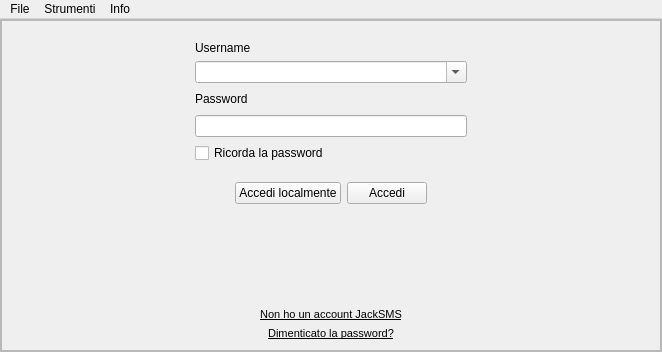
The window that mainjacksms.ui (freesmee/freesmee-desktop) describes before a commit, drawn with Qt 5.
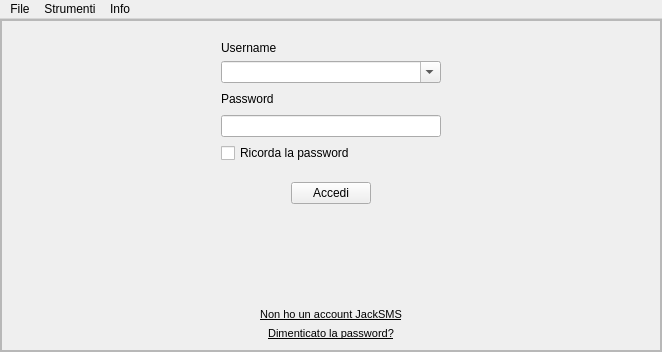
The same window after the commit. The open tabs and pages were chosen to show the change. Icons and pictures are not drawn.

```diff
--- a/mainjacksms.ui
+++ b/mainjacksms.ui
@@ -204,13 +204,6 @@
                     </property>
                    </spacer>
                   </item>
-                  <item>
-                   <widget class="QPushButton" name="accedi_locale">
-                    <property name="text">
-                     <string>Accedi localmente</string>
-                    </property>
-                   </widget>
-                  </item>
                   <item>
                    <widget class="QPushButton" name="loginButton">
                     <property name="text">
```
Left out of the diff: 75 changed lines with no effect on the pictures.
